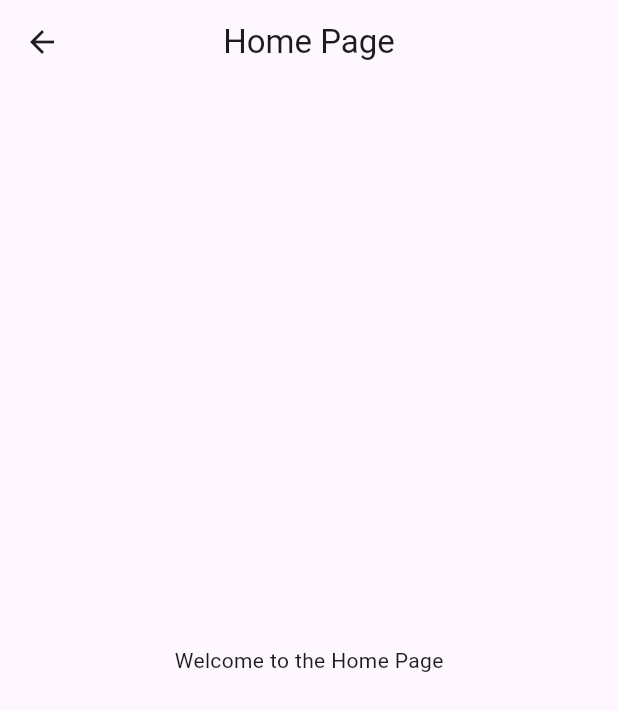
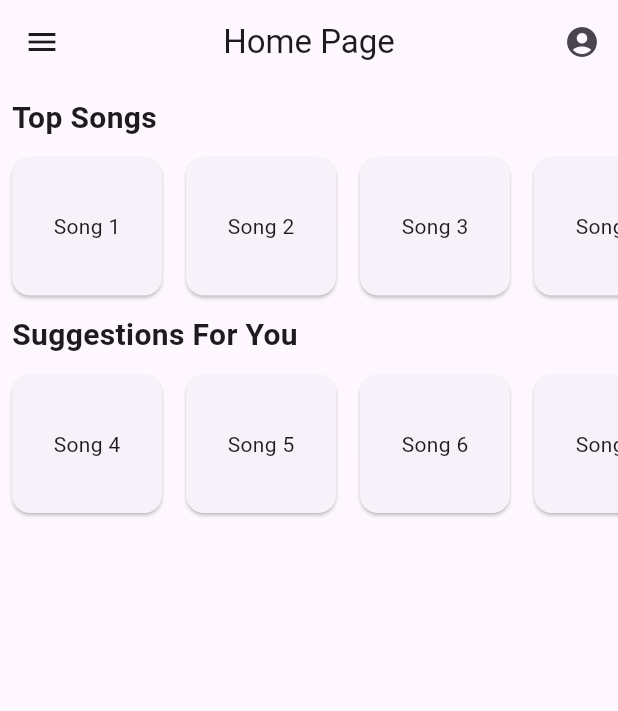
Before and after one commit to AFAZL/mini, a Flutter app: the HomePage screen opened by its route, on a phone screen of 412 x 824 dp. Shown: the top 711 px of the screen. Run offline on Flutter 3.47's test engine with Material 3 defaults, Android fonts, the phone set to English and light mode, and no system bars.

Commit message:
Done with basics

```diff
--- a/my_app/lib/home_page.dart
+++ b/my_app/lib/home_page.dart
@@ -1,4 +1,5 @@
 import 'package:flutter/material.dart';
+import 'profile_page.dart'; // Import the profile page
 
 class HomePage extends StatelessWidget {
   const HomePage({Key? key}) : super(key: key);
@@ -9,10 +10,152 @@ class HomePage extends StatelessWidget {
       appBar: AppBar(
         title: const Text('Home Page'),
         centerTitle: true,
+        actions: [
+          IconButton(
+            icon: Icon(Icons.account_circle),
+            onPressed: () {
+              // Navigate to profile page
+              Navigator.push(
+                context,
+                MaterialPageRoute(builder: (context) => ProfilePage()),
+              );
+            },
+          ),
+        ],
       ),
-      body: Center(
-        child: const Text('Welcome to the Home Page'),
+      drawer: Drawer(
+        child: ListView(
+          padding: EdgeInsets.zero,
+          children: <Widget>[
+            DrawerHeader(
+              decoration: BoxDecoration(
+                color: Colors.blue,
+              ),
+              child: Text(
+                'Menu',
+                style: TextStyle(
+                  color: Colors.white,
+                  fontSize: 24,
+                ),
+              ),
+            ),
+            ListTile(
+              leading: Icon(Icons.history),
+              title: Text('Previous History'),
+              onTap: () {
+                // Add your functionality to navigate to previous history here
+                Navigator.pop(context); // Close the drawer
+              },
+            ),
+            ListTile(
+              leading: Icon(Icons.sentiment_satisfied),
+              title: Text('Suggestion on Feelings'),
+              onTap: () {
+                // Add your functionality for suggestions on feelings here
+                Navigator.pop(context); // Close the drawer
+              },
+            ),
+            ListTile(
+              leading: Icon(Icons.emoji_emotions),
+              title: Text('Suggestion on Emoji'),
+              onTap: () {
+                // Add your functionality for suggestions on emojis here
+                Navigator.pop(context); // Close the drawer
+              },
+            ),
+          ],
+        ),
+      ),
+      body: ListView(
+        children: [
+          Section(
+            title: 'Top Songs',
+            musicList: [
+              'Song 1',
+              'Song 2',
+              'Song 3',
+              'Song 4',
+              'Song 5',
+              'Song 6',
+              'Song 4',
+              'Song 5',
+              'Song 6',
+              // Add more songs as needed
+            ],
+          ),
+          Section(
+            title: 'Suggestions For You',
+            musicList: [
+              'Song 4',
+              'Song 5',
+              'Song 6',
+              'Song 4',
+              'Song 5',
+              'Song 6',
+              'Song 4',
+              'Song 5',
+              'Song 6',
+              // Add more songs as needed
+            ],
+          ),
+        ],
       ),
     );
   }
 }
+
+class Section extends StatelessWidget {
+  final String title;
+  final List<String> musicList;
+
+  const Section({
+    required this.title,
+    required this.musicList,
+    Key? key,
+  }) : super(key: key);
+
+  @override
+  Widget build(BuildContext context) {
+    return Column(
+      crossAxisAlignment: CrossAxisAlignment.start,
+      children: [
+        Padding(
+          padding: const EdgeInsets.all(8.0),
+          child: Text(
+            title,
+            style: TextStyle(
+              fontSize: 20,
+              fontWeight: FontWeight.bold,
+            ),
+          ),
+        ),
+        SizedBox(
+          height: 100,
+          child: ListView.builder(
+            scrollDirection: Axis.horizontal,
+            itemCount: musicList.length,
+            itemBuilder: (BuildContext context, int index) {
+              return Padding(
+                padding: const EdgeInsets.symmetric(horizontal: 4.0),
+                child: Card(
+                  child: Container(
+                    width: 100,
+                    child: Center(
+                      child: Text(musicList[index]),
+                    ),
+                  ),
+                ),
+              );
+            },
+          ),
+        ),
+      ],
+    );
+  }
+}
+
+void main() {
+  runApp(MaterialApp(
+    home: HomePage(),
+  ));
+}
--- a/my_app/lib/main.dart
+++ b/my_app/lib/main.dart
@@ -13,6 +13,7 @@ class MyApp extends StatelessWidget {
   @override
   Widget build(BuildContext context) {
     return MaterialApp(
+      debugShowCheckedModeBanner: false, // Set debugShowCheckedModeBanner to false
       title: 'Flutter Demo',
       theme: ThemeData(
         primarySwatch: Colors.blue,
--- /dev/null
+++ b/my_app/lib/profile_page.dart
@@ -0,0 +1,17 @@
+import 'package:flutter/material.dart';
+
+class ProfilePage extends StatelessWidget {
+  const ProfilePage({Key? key}) : super(key: key);
+
+  @override
+  Widget build(BuildContext context) {
+    return Scaffold(
+      appBar: AppBar(
+        title: Text('Profile'),
+      ),
+      body: Center(
+        child: Text('Profile Page Content'),
+      ),
+    );
+  }
+}
```
